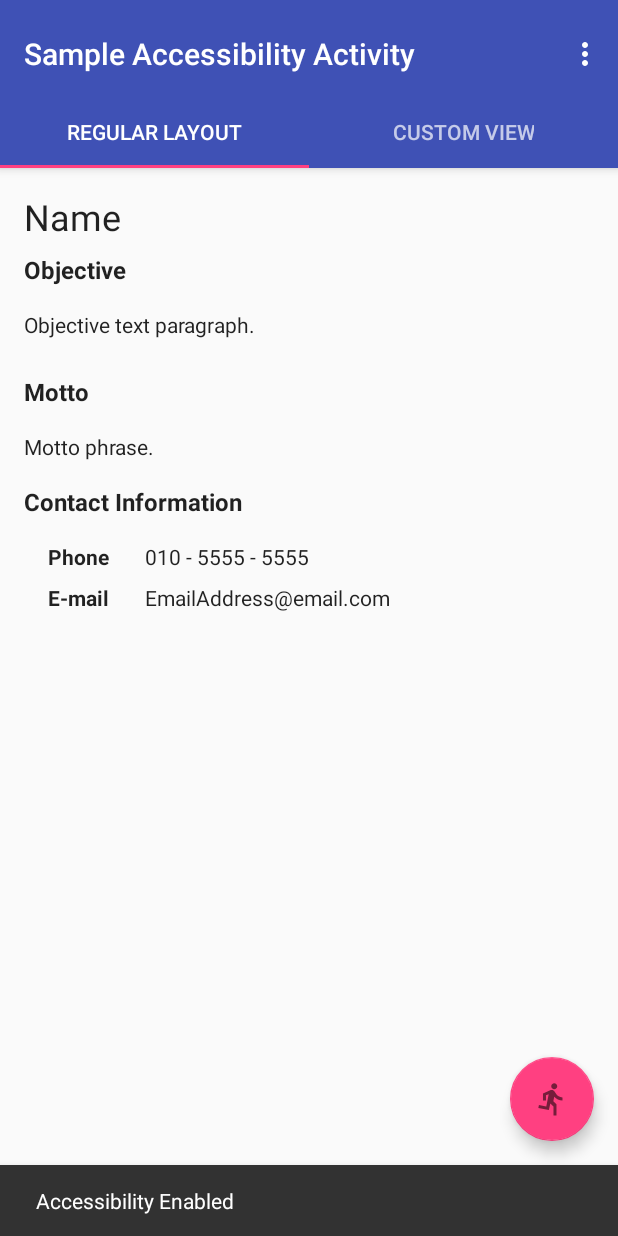
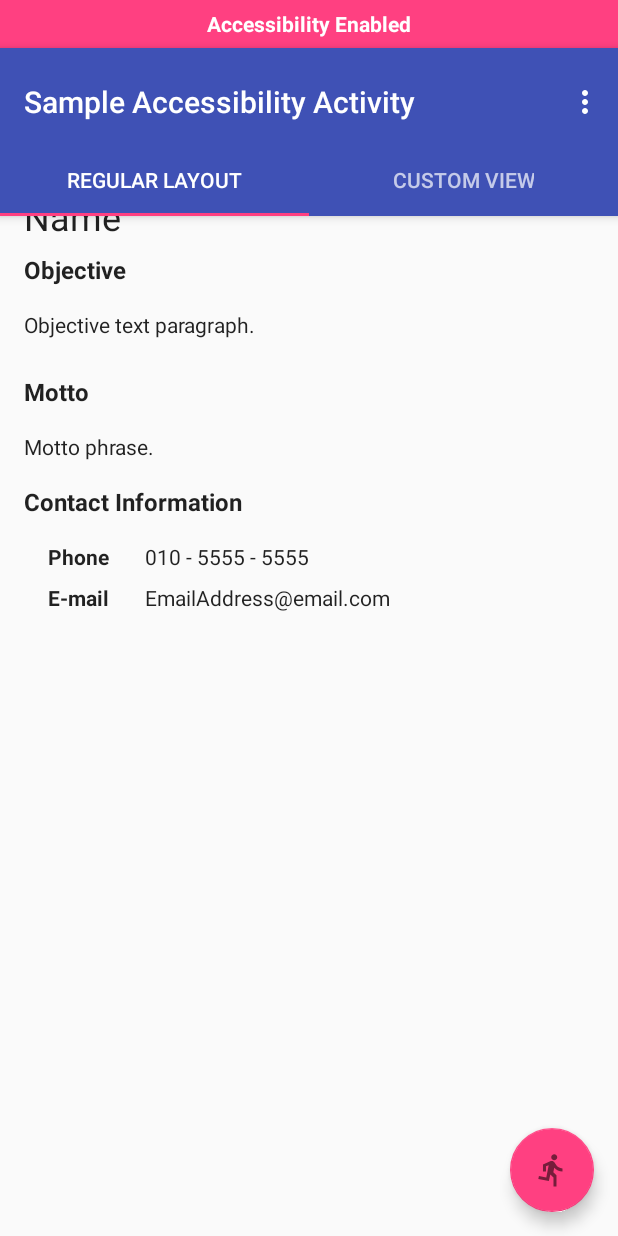
Before and after one commit to ciscorucinski/Accessibility, an Android app: the screen it shows after launch (SampleActivity), after a tap on an icon or button, on a phone screen of 412 x 824 dp. Run offline under Robolectric (Android 15) with nearby library versions, the phone set to English and light mode, and no system bars; 2 other taps on this screen came first.

Commit message:
added: FAB behavior

```diff
--- /dev/null
+++ b/samples/src/main/java/io/github/ciscorucinski/accessibility/samples/FabFactory.java
@@ -0,0 +1,39 @@
+package io.github.ciscorucinski.accessibility.samples;
+
+import android.app.Activity;
+import android.os.Build;
+import android.support.design.widget.CoordinatorLayout;
+import android.support.design.widget.FloatingActionButton;
+import android.support.v4.view.ViewPager;
+
+import io.github.ciscorucinski.accessibility.samples.fab.FabHandler;
+import io.github.ciscorucinski.accessibility.samples.fab.FabResponder;
+
+public class FabFactory {
+
+    public static FabHandler createHandler(FloatingActionButton fab, CoordinatorLayout coordinator,
+                                           ViewPager pager, SectionsPagerAdapter adapter,
+                                           Activity activity) {
+
+        FabHandler handler;
+        FabResponder responder;
+
+        handler = new FabHandler(fab, coordinator);
+
+        if (Build.VERSION.SDK_INT >= Build.VERSION_CODES.LOLLIPOP) {        // 21+
+            responder = new StatusBarResponder(handler, activity);
+
+        } else if (Build.VERSION.SDK_INT >= Build.VERSION_CODES.KITKAT) {   // 19+ Use SnackbarResponder but migrate to a StatusBarResponder equivalent
+            responder = new SnackbarResponder(handler);
+
+        } else {                                                            // else
+            responder = new SnackbarResponder(handler);
+
+        }
+
+        responder.setupWithPager(pager, adapter);
+        fab.setOnClickListener(responder);
+
+        return handler;
+    }
+}
--- /dev/null
+++ b/samples/src/main/java/io/github/ciscorucinski/accessibility/samples/StatusBarResponder.java
@@ -0,0 +1,119 @@
+package io.github.ciscorucinski.accessibility.samples;
+
+import android.animation.Animator;
+import android.app.Activity;
+import android.os.Build;
+import android.support.annotation.RequiresApi;
+import android.support.design.widget.AppBarLayout;
+import android.support.v4.content.ContextCompat;
+import android.util.TypedValue;
+import android.view.View;
+import android.view.Window;
+import android.view.WindowManager;
+import android.widget.TextView;
+
+import io.github.ciscorucinski.accessibility.R;
+import io.github.ciscorucinski.accessibility.samples.fab.FabHandler;
+import io.github.ciscorucinski.accessibility.samples.fab.FabResponder;
+
+class StatusBarResponder extends FabResponder {
+
+    private final Activity activity;
+
+    StatusBarResponder(FabHandler fabHandler, Activity activity) {
+        super(fabHandler);
+        this.activity = activity;
+    }
+
+    @RequiresApi(api = Build.VERSION_CODES.LOLLIPOP)
+    @Override
+    public void updateDisplay(FragmentType currentType, final View view) {
+
+        final TextView extended_statusbar = (TextView) activity.findViewById(R.id.extended_statusbar);
+        final AppBarLayout appbar = (AppBarLayout) activity.findViewById(R.id.appbar);
+
+        int shift = convertDipToPixel(32);
+
+        extended_statusbar.setText(currentType.getUserMessage());
+
+        final Window window = activity.getWindow();
+        window.addFlags(WindowManager.LayoutParams.FLAG_DRAWS_SYSTEM_BAR_BACKGROUNDS);
+
+        switch (currentType){
+            default:
+            case DEFAULT:
+                appbar.animate().translationYBy(-1 * shift).setDuration(150).setStartDelay(400)
+                        .setListener(new AnimateToDefault(extended_statusbar, window, view));
+                break;
+            case ACCESSIBLE:
+                appbar.animate().translationYBy(shift).setDuration(150).setStartDelay(0)
+                        .setListener(new AnimateToAccessible(extended_statusbar, window, view));
+                break;
+        }
+    }
+
+    private int convertDipToPixel(int dpValue) {
+        return (int) TypedValue.applyDimension(
+                TypedValue.COMPLEX_UNIT_DIP,
+                dpValue,
+                activity.getResources().getDisplayMetrics()
+        );
+    }
+
+    private static class AnimateToAccessible implements Animator.AnimatorListener {
+        private final TextView extended_statusbar;
+        private final Window window;
+        private final View view;
+
+        AnimateToAccessible(TextView extended_statusbar, Window window, View view) {
+            this.extended_statusbar = extended_statusbar;
+            this.window = window;
+            this.view = view;
+        }
+
+        @RequiresApi(api = Build.VERSION_CODES.LOLLIPOP)
+        @Override
+        public void onAnimationStart(Animator animation) {
+            extended_statusbar.setVisibility(View.VISIBLE);
+            window.setStatusBarColor(ContextCompat.getColor(view.getContext(), R.color.colorAccent));
+        }
+
+        @Override
+        public void onAnimationEnd(Animator animation) { }
+
+        @Override
+        public void onAnimationCancel(Animator animation) { }
+
+        @Override
+        public void onAnimationRepeat(Animator animation) { }
+
+    }
+
+    private static class AnimateToDefault implements Animator.AnimatorListener {
+        private final TextView extended_statusbar;
+        private final Window window;
+        private final View view;
+
+        AnimateToDefault(TextView extended_statusbar, Window window, View view) {
+            this.extended_statusbar = extended_statusbar;
+            this.window = window;
+            this.view = view;
+        }
+
+        @Override
+        public void onAnimationStart(Animator animation) { }
+
+        @RequiresApi(api = Build.VERSION_CODES.LOLLIPOP)
+        @Override
+        public void onAnimationEnd(Animator animation) {
+            extended_statusbar.setVisibility(View.GONE);
+            window.setStatusBarColor(ContextCompat.getColor(view.getContext(), R.color.colorPrimaryDark));
+        }
+
+        @Override
+        public void onAnimationCancel(Animator animation) { }
+
+        @Override
+        public void onAnimationRepeat(Animator animation) { }
+    }
+}
--- /dev/null
+++ b/samples/src/main/java/io/github/ciscorucinski/accessibility/samples/fab/DisplayUpdater.java
@@ -0,0 +1,13 @@
+package io.github.ciscorucinski.accessibility.samples.fab;
+
+import android.view.View;
+
+import io.github.ciscorucinski.accessibility.samples.FragmentType;
+
+interface DisplayUpdater {
+
+    /**
+     * Updates the display based on the type of fragment being displayed
+     **/
+    void updateDisplay(FragmentType currentType, View view);
+}
--- /dev/null
+++ b/samples/src/main/java/io/github/ciscorucinski/accessibility/samples/fab/FabHandler.java
@@ -0,0 +1,39 @@
+package io.github.ciscorucinski.accessibility.samples.fab;
+
+import android.support.design.widget.CoordinatorLayout;
+import android.support.design.widget.FloatingActionButton;
+import android.support.design.widget.Snackbar;
+
+import io.github.ciscorucinski.accessibility.Accessibility;
+import io.github.ciscorucinski.accessibility.samples.FragmentType;
+
+public class FabHandler implements FabUpdater {
+
+    private final FloatingActionButton fab;
+    private final CoordinatorLayout coordinator;
+
+    public FabHandler(FloatingActionButton fab, CoordinatorLayout coordinator) {
+
+        this.fab = fab;
+        this.coordinator = coordinator;
+
+        initialize();
+
+    }
+
+    /**
+     * Lets the user know what the initial state of the FAB is
+     **/
+    private void initialize() {
+        Snackbar.make(coordinator, FragmentType.DEFAULT.getUserMessage(), Snackbar.LENGTH_LONG).show();
+    }
+
+    @Override
+    public void update(FragmentType nextFragmentType) {
+        fab.setImageResource(nextFragmentType.getIconResource());
+
+        Accessibility.with(fab).setAccessibilityText().setContentDescription(
+                String.format("Switch to %s layout", nextFragmentType.name()));
+    }
+
+}
--- /dev/null
+++ b/samples/src/main/java/io/github/ciscorucinski/accessibility/samples/fab/FabResponder.java
@@ -0,0 +1,45 @@
+package io.github.ciscorucinski.accessibility.samples.fab;
+
+import android.support.annotation.NonNull;
+import android.support.v4.view.ViewPager;
+import android.view.View;
+
+import io.github.ciscorucinski.accessibility.samples.FragmentType;
+import io.github.ciscorucinski.accessibility.samples.SectionsPagerAdapter;
+
+public abstract class FabResponder implements View.OnClickListener, DisplayUpdater {
+
+    private FabUpdater fabUpdater;
+    private ViewPager pager;
+    private SectionsPagerAdapter adapter;
+    private FragmentType currentType;
+
+    protected FabResponder(FabUpdater listener) {
+        this.fabUpdater = listener;
+        currentType = FragmentType.DEFAULT;
+    }
+
+    @Override
+    public void onClick(View view) {
+
+        if ((pager == null) || (adapter == null)) return;
+
+        FragmentType previousFragmentType = currentType;
+        int currentTabPosition = pager.getCurrentItem();
+
+        fabUpdater.update(previousFragmentType);
+
+        currentType = previousFragmentType.swap();
+        adapter.setFragmentDisplayType(currentTabPosition, currentType);
+        updateDisplay(currentType, view);
+
+    }
+
+    /**
+     * Initializes the FAB responder with the selected ViewPager and Adapter
+     **/
+    public void setupWithPager(@NonNull ViewPager pager, @NonNull SectionsPagerAdapter adapter) {
+        this.pager = pager;
+        this.adapter = adapter;
+    }
+}
--- /dev/null
+++ b/samples/src/main/java/io/github/ciscorucinski/accessibility/samples/fab/FabUpdater.java
@@ -0,0 +1,11 @@
+package io.github.ciscorucinski.accessibility.samples.fab;
+
+import io.github.ciscorucinski.accessibility.samples.FragmentType;
+
+interface FabUpdater {
+
+    /**
+     * Updates the FABs icon and accessibility text based on the type of fragment being displayed
+     **/
+    void update(FragmentType currentType);
+}
--- a/samples/src/main/java/io/github/ciscorucinski/accessibility/samples/ui/SampleActivity.java
+++ b/samples/src/main/java/io/github/ciscorucinski/accessibility/samples/ui/SampleActivity.java
@@ -3,19 +3,18 @@ package io.github.ciscorucinski.accessibility.samples.ui;
 import android.os.Bundle;
 import android.support.design.widget.CoordinatorLayout;
 import android.support.design.widget.FloatingActionButton;
-import android.support.design.widget.Snackbar;
 import android.support.design.widget.TabLayout;
 import android.support.v4.view.ViewPager;
 import android.support.v7.app.AppCompatActivity;
 import android.support.v7.widget.Toolbar;
 import android.view.Menu;
 import android.view.MenuItem;
-import android.view.View;
 
-import io.github.ciscorucinski.accessibility.Accessibility;
 import io.github.ciscorucinski.accessibility.R;
+import io.github.ciscorucinski.accessibility.samples.FabFactory;
 import io.github.ciscorucinski.accessibility.samples.FragmentType;
 import io.github.ciscorucinski.accessibility.samples.SectionsPagerAdapter;
+import io.github.ciscorucinski.accessibility.samples.fab.FabHandler;
 
 public class SampleActivity extends AppCompatActivity {
 
@@ -24,52 +23,23 @@ public class SampleActivity extends AppCompatActivity {
         super.onCreate(savedInstanceState);
         setContentView(R.layout.activity_sample);
 
-        Toolbar toolbar = (Toolbar) findViewById(R.id.toolbar);
+        final Toolbar toolbar = (Toolbar) findViewById(R.id.toolbar);
+        final ViewPager viewPager = (ViewPager) findViewById(R.id.container);
+        final TabLayout tabLayout = (TabLayout) findViewById(R.id.tabs);
+        final FloatingActionButton fab = (FloatingActionButton) findViewById(R.id.fab);
+        final CoordinatorLayout coordinator = (CoordinatorLayout) findViewById(R.id.main_content);
+
+        final SectionsPagerAdapter adapter = new SectionsPagerAdapter(getSupportFragmentManager());
+
         setSupportActionBar(toolbar);
 
-        final SectionsPagerAdapter adapter = new SectionsPagerAdapter(getSupportFragmentManager());
-        final ViewPager viewPager = (ViewPager) findViewById(R.id.container);
-
         viewPager.setAdapter(adapter);
-
-        final TabLayout tabLayout = (TabLayout) findViewById(R.id.tabs);
         tabLayout.setupWithViewPager(viewPager);
 
-        final FloatingActionButton fab = (FloatingActionButton) findViewById(R.id.fab);
-        fab.setImageResource(FragmentType.ACCESSIBLE.getIconResource()); // First display accessible icon
-        fab.setOnClickListener(new View.OnClickListener() {
-
-            FragmentType currentType = FragmentType.DEFAULT;
-
-            @Override
-            public void onClick(View view) {
-
-                int currentTabPosition = viewPager.getCurrentItem();
-
-                // Icon needs to be what was displayed in the fab before click
-                fab.setImageResource(currentType.getIconResource());
-
-                Accessibility.with(fab).setAccessibilityText().setContentDescription(
-                        String.format("Switch to %s layout", currentType.name()));
-
-                // swap the current icon with the new one
-                currentType = currentType.swap();
-
-                // Fragment type needs to be what is currently displayed to the user
-                adapter.setFragmentDisplayType(currentTabPosition, currentType);
-
-                // User message needs to be what is currently displayed to the user
-                Snackbar.make(view, currentType.getUserMessage(), Snackbar.LENGTH_LONG).show();
-
-            }
-        });
-
-        // Let the user know that the UI is NOT accessible at the start
-        CoordinatorLayout coordinator = (CoordinatorLayout) findViewById(R.id.main_content);
-        Snackbar.make(coordinator, FragmentType.DEFAULT.getUserMessage(), Snackbar.LENGTH_LONG).show();
+        FabHandler updater = FabFactory.createHandler(fab, coordinator, viewPager, adapter, this);
+        updater.update(FragmentType.ACCESSIBLE);
 
     }
-
 
     @Override
     public boolean onCreateOptionsMenu(Menu menu) {
--- a/samples/src/main/res/layout/app_bar_sample.xml
+++ b/samples/src/main/res/layout/app_bar_sample.xml
@@ -5,9 +5,19 @@
     android:id="@+id/main_content"
     android:layout_width="match_parent"
     android:layout_height="match_parent"
-    android:layout_marginTop="100dp"
     android:fitsSystemWindows="false"
     tools:context="io.github.ciscorucinski.accessibility.samples.ui.SampleActivity">
+
+    <TextView
+        android:id="@+id/extended_statusbar"
+        android:layout_width="match_parent"
+        android:layout_height="32dp"
+        android:background="@color/colorAccent"
+        android:gravity="center"
+        android:textColor="@android:color/white"
+        android:textStyle="bold"
+        android:visibility="gone"
+        tools:text="HELLO WORLD!"/>
 
     <android.support.design.widget.AppBarLayout
         android:id="@+id/appbar"
--- a/samples/src/main/res/values/strings.xml
+++ b/samples/src/main/res/values/strings.xml
@@ -1,8 +1,5 @@
 <resources>
     <string name="app_name">Accessibility</string>
-
-    <string name="navigation_drawer_open">Open navigation drawer</string>
-    <string name="navigation_drawer_close">Close navigation drawer</string>
 
     <string name="action_settings">Settings</string>
 
```
Also changed, not shown: samples/src/main/java/io/github/ciscorucinski/accessibility/samples/SnackbarResponder.java (added, +20 -0 lines), samples/src/main/res/drawable/ic_accessibility.xml (deleted, +0 -9 lines), samples/src/main/res/menu/menu_test.xml (deleted, +0 -10 lines), samples/src/main/res/menu/sample.xml (deleted, +0 -9 lines).
